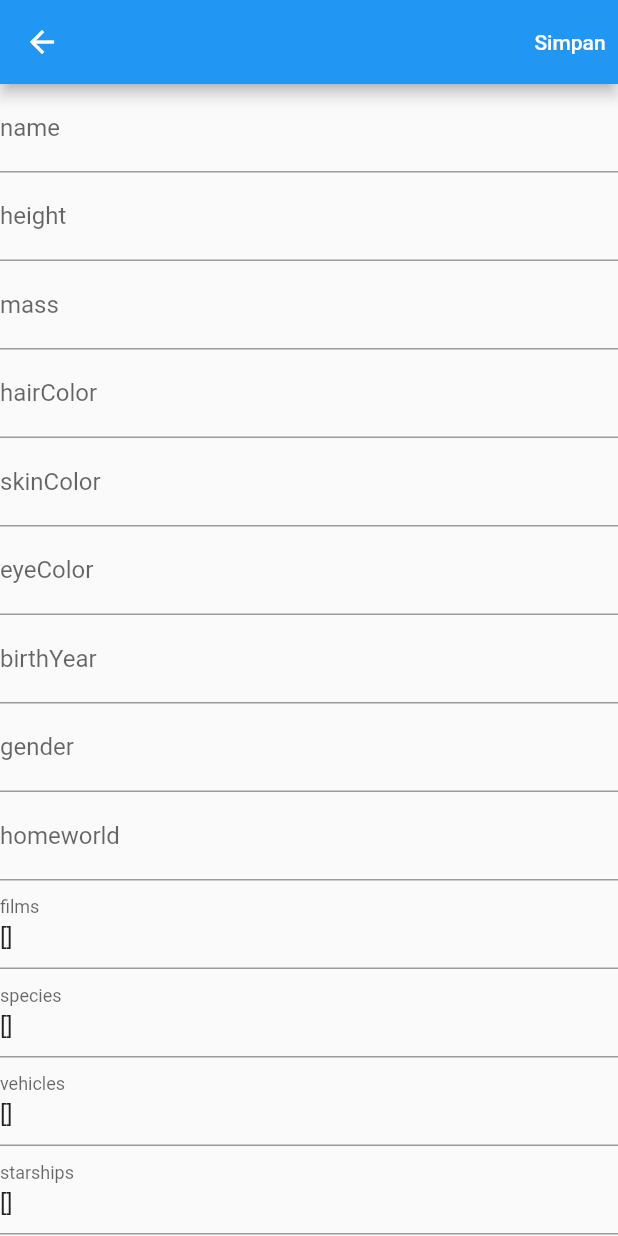
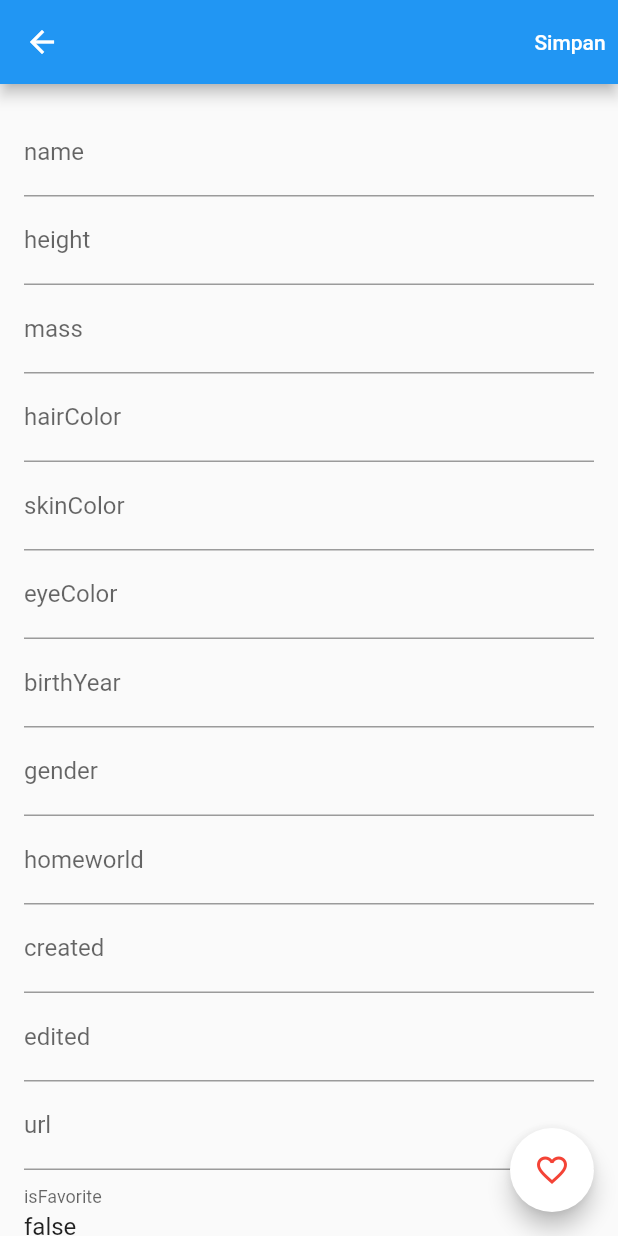
Before and after one commit to fahami/Flutter-StarWars, a Flutter app: the ProfileScreen screen opened directly with empty values, after a tap on "Edit", on a phone screen of 412 x 824 dp. Run offline on Flutter 3.47's test engine with Material 2 defaults, Android fonts, the phone set to English and light mode, and no system bars; our stand-ins replace equatable, firebase_auth, firebase_core, flutter_signin_button, google_sign_in, sqflite; missing offline and left inert: firebase_auth_web, firebase_core_web, google_sign_in_web, shared_preferences_web; accounts and stored records are empty; network calls fail.

Commit message:
berhasil update dari DB

```diff
--- a/lib/data/apis/api_service.dart
+++ b/lib/data/apis/api_service.dart
@@ -1,5 +1,4 @@
 import 'dart:convert';
-import 'dart:io';
 import 'package:http/http.dart' as http;
 import 'package:starwars/models/people.dart';
 import 'package:starwars/models/peoples.dart';
--- a/lib/helpers/database_helper.dart
+++ b/lib/helpers/database_helper.dart
@@ -1,4 +1,5 @@
 import 'dart:convert';
+import 'dart:developer';
 
 import 'package:sqflite/sqflite.dart';
 import 'package:starwars/models/people.dart';
@@ -21,7 +22,6 @@ class DatabaseHelper {
     var db = openDatabase('$path/starwars.db', onCreate: (db, version) async {
       await db.execute('''
       CREATE TABLE $_tablePeoples (
-        id TEXT PRIMARY KEY,
         name TEXT,
         height TEXT,
         mass TEXT,
@@ -37,19 +37,19 @@ class DatabaseHelper {
         starships TEXT,
         created TEXT,
         edited TEXT,
-        url TEXT
+        url TEXT PRIMARY KEY,
+        isFavorite BOOL DEFAULT FALSE
         )
       ''');
     }, version: 1);
+    print(db);
     return db;
   }
 
   Future<List<People>> getPeoples() async {
     final db = await database;
     List<Map<String, dynamic>> results = await db!.query(_tablePeoples);
-    print(jsonDecode(results[0]['films']));
     return results.map((people) {
-      print(people);
       return People(
         birthYear: people['birth_year'],
         created: people['created'],
@@ -77,24 +77,73 @@ class DatabaseHelper {
     }).toList();
   }
 
-  Future<void> savePeople(People people) async {
+  Future<void> savePeople(
+    People people,
+  ) async {
     final db = await database;
-    await db!.insert(_tablePeoples, people.toJson());
+    await db!.insert(_tablePeoples, people.toJson()).catchError((err) {
+      log(err);
+    });
   }
 
-  Future<void> updatePeople(People people) async {
+  Future<void> updatePeople(People people, String url) async {
     final db = await database;
-    await db!.update(_tablePeoples, people.toJson());
+    await db!.update(_tablePeoples, people.toJson(),
+        where: 'url = ?', whereArgs: [url]).catchError((err) {
+      log(err);
+    });
   }
 
-  Future<void> deletePeople(String id) async {
+  Future<void> setFavorite(bool favorite, String url) async {
     final db = await database;
-    await db!.delete(_tablePeoples, where: 'id=?', whereArgs: [id]);
+    db!
+      ..rawUpdate("UPDATE peoples SET isFavorite = $favorite WHERE url = $url")
+          .catchError((err) {
+        log(err);
+      });
+  }
+
+  Future<void> deletePeople(String url) async {
+    final db = await database;
+    await db!.delete(_tablePeoples, where: 'url=?', whereArgs: [url]);
   }
 
   Future<void> removeDatabase() async {
     final db = await database;
     await db!.delete(_tablePeoples);
+  }
+
+  Future<List<People>> searchPeople(String query) async {
+    final db = await database;
+    List<Map<String, dynamic>> results = await db!
+        .rawQuery("SELECT * FROM $_tablePeoples WHERE name LIKE '%$query%'");
+    return results.map((people) {
+      return People(
+        birthYear: people['birth_year'],
+        created: people['created'],
+        edited: people['edited'],
+        eyeColor: people['eye_color'],
+        films: json.decode(people['films']),
+        gender: people['gender'],
+        hairColor: people['hair_color'],
+        height: people['height'].toString(),
+        homeworld: people['homeworld'],
+        mass: people['mass'].toString(),
+        name: people['name'],
+        skinColor: people['skin_color'],
+        species: json.decode(
+          people['species'],
+        ),
+        starships: json.decode(
+          people['starships'],
+        ),
+        url: people['url'],
+        vehicles: json.decode(
+          people['vehicles'],
+        ),
+        isFavorite: people['isFavorite'],
+      );
+    }).toList();
   }
 
   Future<bool?> isExist(String id) async {
--- a/lib/main.dart
+++ b/lib/main.dart
@@ -8,11 +8,11 @@ import 'package:starwars/view/favorite/favorite.dart';
 import 'package:starwars/view/home/home.dart';
 import 'package:starwars/view/profile/profile.dart';
 
-import 'view_model/save_people.dart';
+import 'view_model/people_provider..dart';
 
 void main() async {
   WidgetsFlutterBinding.ensureInitialized();
-  // await Firebase.initializeApp();
+  await Firebase.initializeApp();
   runApp(MyApp());
 }
 
@@ -25,12 +25,13 @@ class MyApp extends StatefulWidget {
 
 class _MyAppState extends State<MyApp> {
   String initialRoute = '/';
-  // User? user = FirebaseAuth.instance.currentUser;
+  User? user = FirebaseAuth.instance.currentUser;
   @override
   void initState() {
     // TODO: implement initState
     super.initState();
-    // initialRoute = user != null ? '/' : '/login';
+
+    initialRoute = user != null ? '/' : '/login';
   }
 
   @override
--- a/lib/models/people.dart
+++ b/lib/models/people.dart
@@ -19,6 +19,7 @@ class People extends Equatable {
   final String? created;
   final String? edited;
   final String? url;
+  final bool? isFavorite;
 
   const People({
     this.name,
@@ -37,6 +38,7 @@ class People extends Equatable {
     this.created,
     this.edited,
     this.url,
+    this.isFavorite = false,
   });
 
   factory People.fromJson(Map<String, dynamic> json) => People(
@@ -64,6 +66,7 @@ class People extends Equatable {
         created: json['created'] as String?,
         edited: json['edited'] as String?,
         url: json['url'] as String?,
+        isFavorite: json['isFavorite'] == null ? false : json['isFavorite'],
       );
 
   Map<String, dynamic> toJson() => {
@@ -101,6 +104,7 @@ class People extends Equatable {
         "created",
         "edited",
         "url",
+        "isFavorite",
       ];
   @override
   List<Object?> get props {
@@ -121,6 +125,7 @@ class People extends Equatable {
       created,
       edited,
       url,
+      isFavorite,
     ];
   }
 }
--- /dev/null
+++ b/lib/view/profile/form_edit.dart
@@ -0,0 +1,22 @@
+import 'package:flutter/material.dart';
+
+class FormEdit extends StatelessWidget {
+  final GlobalKey<FormState> formKey;
+  final List<TextFormField> textFields;
+  FormEdit({
+    Key? key,
+    required this.formKey,
+    required this.textFields,
+  }) : super(key: key);
+
+  @override
+  Widget build(BuildContext context) {
+    return Form(
+      key: formKey,
+      child: Column(
+        crossAxisAlignment: CrossAxisAlignment.start,
+        children: [...textFields],
+      ),
+    );
+  }
+}
--- a/lib/view/profile/profile.dart
+++ b/lib/view/profile/profile.dart
@@ -1,8 +1,10 @@
-import 'dart:convert';
 import 'dart:developer';
 
 import 'package:flutter/material.dart';
+import 'package:provider/provider.dart';
 import 'package:starwars/models/people.dart';
+import 'package:starwars/view/profile/form_edit.dart';
+import 'package:starwars/view_model/people_provider..dart';
 
 class ProfileScreen extends StatefulWidget {
   final People? people;
@@ -22,10 +24,19 @@ class _ProfileScreenState extends State<ProfileScreen> {
     super.initState();
     var stringParams = [];
     var initValue = [];
-    widget.people!.props.forEach((value) {
+    var newprops = widget.people!.props;
+    var newparams = widget.people!.params;
+
+    newprops.removeRange(9, 13);
+    inspect(newprops);
+    newparams.removeRange(9, 13);
+    inspect(newparams);
+
+    // inspect(newprops);
+    newprops.forEach((value) {
       initValue.add(value.toString());
     });
-    widget.people!.params.forEach((controlller) {
+    newparams.forEach((controlller) {
       stringParams.add(controlller.toString());
     });
 
@@ -42,7 +53,8 @@ class _ProfileScreenState extends State<ProfileScreen> {
         ),
       );
     });
-    inspect(widget.people!);
+    inspect(stringParams);
+    inspect(initValue);
   }
 
   final _formKey = GlobalKey<FormState>();
@@ -65,7 +77,7 @@ class _ProfileScreenState extends State<ProfileScreen> {
                       ScaffoldMessenger.of(context).showSnackBar(
                         const SnackBar(content: Text('Processing Data')),
                       );
-                      inspect((textEditingControllers['films']));
+                      inspect(textEditingControllers);
                       People temp = People(
                         birthYear: textEditingControllers['birthYear'].text,
                         name: textEditingControllers['name'].text,
@@ -79,17 +91,13 @@ class _ProfileScreenState extends State<ProfileScreen> {
                         mass: textEditingControllers['mass'].text,
                         skinColor: textEditingControllers['skinColor'].text,
                         url: textEditingControllers['url'].text,
-                        // species:
-                        //     json.decode(textEditingControllers['species'].text),
-                        // films:
-                        //     json.decode(textEditingControllers['films'].text),
-                        // starships: json
-                        //     .decode(textEditingControllers['starships'].text),
-                        // vehicles: json
-                        //     .decode(textEditingControllers['vehicles'].text),
                       );
-                      print("cek temp");
                       inspect(temp);
+                      Provider.of<PeopleProvider>(context, listen: false)
+                          .updateProfile(temp, widget.people!.url!)
+                          .then((_) => Navigator.pushNamed(context, '/'));
+
+                      // DatabaseHelper()..updatePeople(temp)..getPeoples();
                     }
 
                     setState(() {
@@ -104,13 +112,24 @@ class _ProfileScreenState extends State<ProfileScreen> {
           ),
         ],
       ),
+      floatingActionButton: FloatingActionButton(
+        onPressed: () {
+          Provider.of<PeopleProvider>(context, listen: false)
+              .setFavorite(true, widget.people!.url!);
+        },
+        child: Icon(
+          Icons.favorite_outline,
+          color: Colors.red,
+        ),
+        backgroundColor: Colors.white,
+      ),
       body: SingleChildScrollView(
         child: isEdit
-            ? Form(
-                key: _formKey,
-                child: Column(
-                  crossAxisAlignment: CrossAxisAlignment.start,
-                  children: [...textFields],
+            ? Padding(
+                padding: const EdgeInsets.all(16),
+                child: FormEdit(
+                  formKey: _formKey,
+                  textFields: textFields,
                 ),
               )
             : Padding(
@@ -119,73 +138,41 @@ class _ProfileScreenState extends State<ProfileScreen> {
                   crossAxisAlignment: CrossAxisAlignment.start,
                   children: [
                     ListTile(
-                      leading: Text('Name'),
-                      title: Text(widget.people!.name!),
+                      title: Text('Name'),
+                      subtitle: Text(widget.people!.name!),
                     ),
                     ListTile(
-                      leading: Text('Mass'),
-                      title: Text(widget.people!.mass!),
+                      title: Text('Mass'),
+                      subtitle: Text(widget.people!.mass!),
                     ),
                     ListTile(
-                      leading: Text('Skin Color'),
-                      title: Text(widget.people!.skinColor!),
+                      title: Text('Height'),
+                      subtitle: Text(widget.people!.height!),
                     ),
                     ListTile(
-                      leading: Text('URL'),
-                      title: Text(widget.people!.url!),
+                      title: Text('Skin Color'),
+                      subtitle: Text(widget.people!.skinColor!),
                     ),
-                    Text(
-                      'Species',
-                      style: TextStyle(
-                        fontWeight: FontWeight.bold,
-                      ),
+                    ListTile(
+                      title: Text('Birth Year'),
+                      subtitle: Text(widget.people!.birthYear!),
                     ),
-                    widget.people!.species!.length > 0
-                        ? ListView.builder(
-                            shrinkWrap: true,
-                            physics: NeverScrollableScrollPhysics(),
-                            itemCount: widget.people!.species!.length,
-                            itemBuilder: (context, i) {
-                              return ListTile(
-                                leading: Icon(Icons.star),
-                                title: Text(widget.people!.species![i]),
-                              );
-                            })
-                        : Text("No Data"),
-                    Text(
-                      'Starship',
-                      style: TextStyle(
-                        fontWeight: FontWeight.bold,
-                      ),
+                    ListTile(
+                      title: Text('Eye Color'),
+                      subtitle: Text(widget.people!.eyeColor!),
                     ),
-                    widget.people!.starships!.length > 0
-                        ? ListView.builder(
-                            shrinkWrap: true,
-                            itemCount: widget.people!.starships!.length,
-                            itemBuilder: (context, i) {
-                              return ListTile(
-                                leading: Icon(Icons.flight),
-                                title: Text(widget.people!.starships![i]),
-                              );
-                            })
-                        : Text('No Data'),
-                    Text(
-                      'Vehicles',
-                      style: TextStyle(
-                        fontWeight: FontWeight.bold,
-                      ),
+                    ListTile(
+                      title: Text('Hair Color'),
+                      subtitle: Text(widget.people!.hairColor!),
                     ),
-                    widget.people!.vehicles!.length > 0
-                        ? ListView.builder(
-                            shrinkWrap: true,
-                            itemCount: widget.people!.vehicles!.length,
-                            itemBuilder: (context, i) {
-                              return ListTile(
-                                leading: Icon(Icons.motorcycle),
-                                title: Text(widget.people!.vehicles![i]),
-                              );
-                            })
-                        : Text('No Data'),
+                    ListTile(
+                      title: Text('Home World'),
+                      subtitle: Text(widget.people!.homeworld!),
+                    ),
+                    ListTile(
+                      title: Text('URL'),
+                      subtitle: Text(widget.people!.url!),
+                    ),
                   ],
                 ),
               ),
```
Also changed, not shown: lib/view/home/home.dart (+32 -27 lines), lib/view/search.dart (+9 -4 lines), lib/view_model/people_provider..dart (added, +132 -0 lines), lib/view_model/save_favorite.dart (added, +32 -0 lines), lib/view_model/save_people.dart (deleted, +0 -108 lines), 1 other file.
